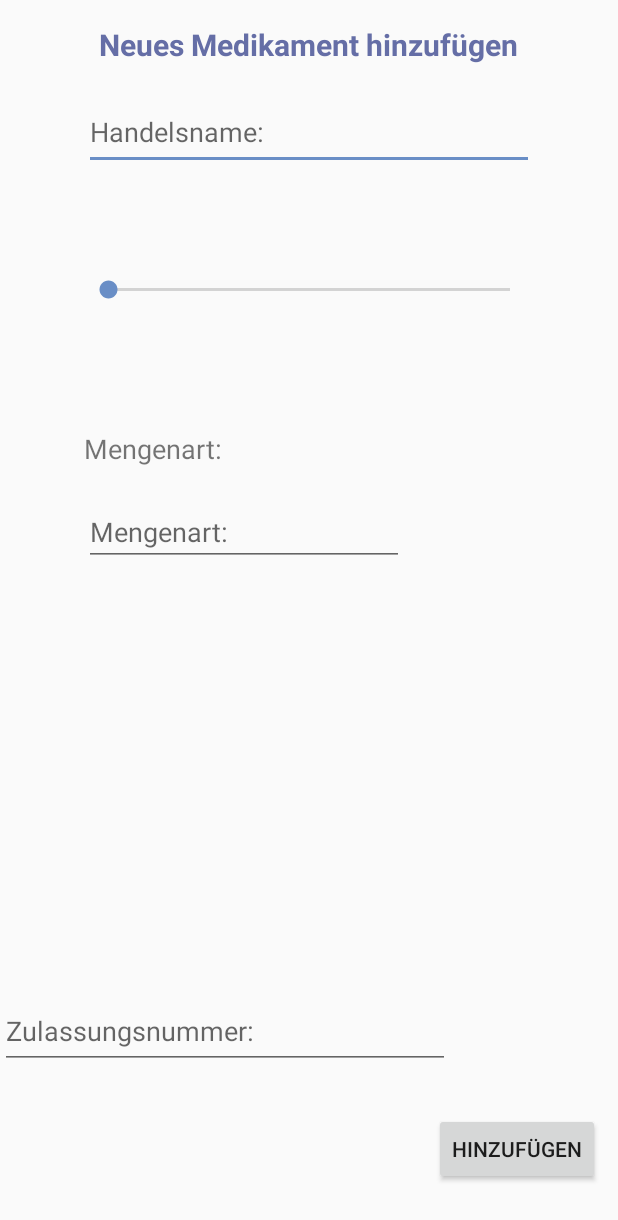
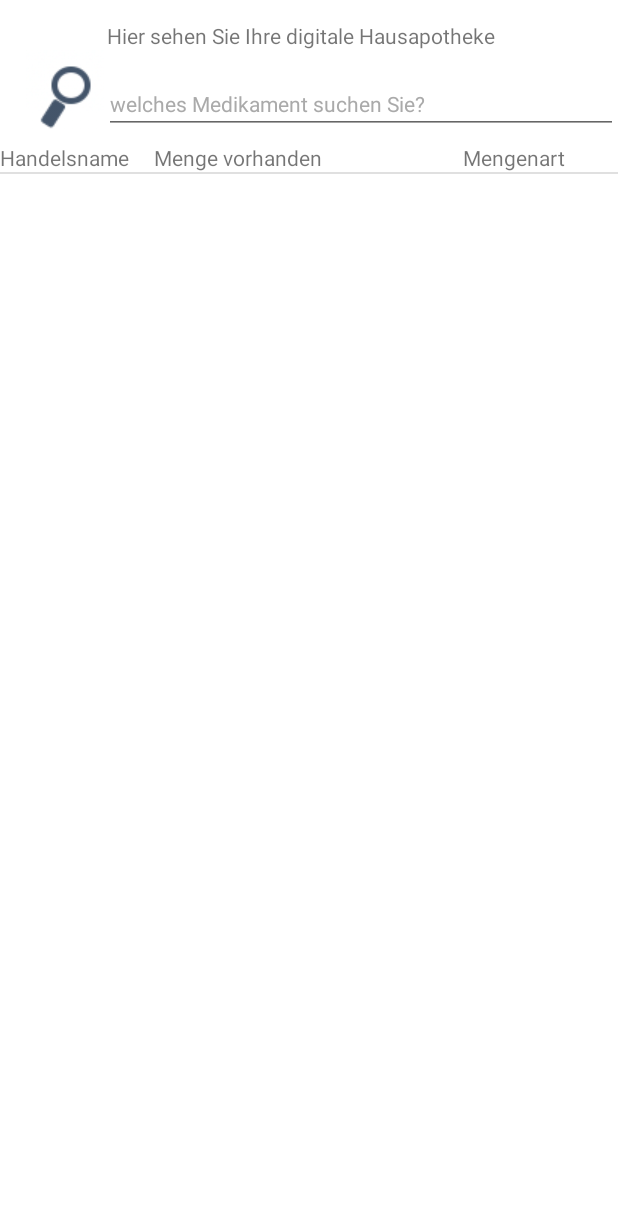
Before and after one commit to kafe09/MEDI, an Android app: the MedikamentHinzufugenActivity screen opened directly, with no data from a screen before it, after a tap on "HINZUFÜGEN", on a phone screen of 412 x 824 dp. Shown: the top 1220 px of the screen. Run offline under Robolectric (Android 15) with nearby library versions, the phone set to English and light mode, and no system bars; 2 statements that could not run were skipped.

Commit message:
Medikament hinzufügen und alle einsehen weitergearbeitet

```diff
--- a/app/src/main/AndroidManifest.xml
+++ b/app/src/main/AndroidManifest.xml
@@ -53,7 +53,7 @@
         <activity android:name=".HausapothekeMenuActivity" />
         <activity android:name=".MedikamentHinzufugenActivity" />
         <activity android:name=".MedEinnahmeActivitiy"/>
-        <activity android:name=".MedikamentenSuche"></activity>
+        <activity android:name=".MedSucheActivity"></activity>
 
         <!-- Declaring Service in Manifest -->
         <service
--- a/app/src/main/java/com/example/katharinafeiertag/mediary/AptknaeheActivity.java
+++ b/app/src/main/java/com/example/katharinafeiertag/mediary/AptknaeheActivity.java
@@ -23,7 +23,7 @@ import android.widget.AutoCompleteTextView;
 import android.widget.ImageView;
 import android.widget.TextView;
 import android.widget.Toast;
-import com.example.katharinafeiertag.mediary.module.PlaceInfo;
+//import com.example.katharinafeiertag.mediary.module.PlaceInfo;
 import com.google.android.gms.common.ConnectionResult;
 import com.google.android.gms.common.GooglePlayServicesNotAvailableException;
 import com.google.android.gms.common.GooglePlayServicesRepairableException;
@@ -77,7 +77,7 @@ public class AptknaeheActivity extends FragmentActivity implements OnMapReadyCal
     private FusedLocationProviderClient mFusedLocationProviderClient;
     private PlaceAutocompleteAdapter mPlaceAutocompleteAdapter;
     private GoogleApiClient mGoogleApiClient;
-    private PlaceInfo mPlace;
+    //private PlaceInfo mPlace;
     private Marker mMarker;
 
     public static AptknaeheActivity newInstance() {
--- a/app/src/main/java/com/example/katharinafeiertag/mediary/HausapothekeMenuActivity.java
+++ b/app/src/main/java/com/example/katharinafeiertag/mediary/HausapothekeMenuActivity.java
@@ -21,7 +21,7 @@ public class HausapothekeMenuActivity extends AppCompatActivity {
 
     //klick auf hinzufügen-Button
     public void onHinzufügenClick(View v) {
-        Intent hpIntent = new Intent(this, MedikamentenSuche.class);
+        Intent hpIntent = new Intent(this, MedSucheActivity.class);
         startActivity(hpIntent);
     }
 
--- /dev/null
+++ b/app/src/main/java/com/example/katharinafeiertag/mediary/ListViewAdapter.java
@@ -0,0 +1,82 @@
+package com.example.katharinafeiertag.mediary;
+
+import android.app.Activity;
+import android.view.LayoutInflater;
+import android.view.View;
+import android.view.ViewGroup;
+import android.widget.BaseAdapter;
+import android.widget.TextView;
+
+import java.util.ArrayList;
+import java.util.HashMap;
+
+import static com.example.katharinafeiertag.mediary.Constant.FIRST_COLUMN;
+import static com.example.katharinafeiertag.mediary.Constant.SECOND_COLUMN;
+import static com.example.katharinafeiertag.mediary.Constant.THIRD_COLUMN;
+
+
+
+public class ListViewAdapter extends BaseAdapter {
+    public ArrayList<HashMap> list;
+    Activity activity;
+
+
+    public ListViewAdapter(Activity activity, ArrayList<HashMap> list) {
+        super();
+        this.activity = activity;
+        this.list = list;
+    }
+
+    @Override
+    public int getCount() {
+        // TODO Auto-generated method stub
+        return list.size();
+    }
+
+    @Override
+    public Object getItem(int position) {
+        // TODO Auto-generated method stub
+        return list.get(position);
+    }
+
+    @Override
+    public long getItemId(int position) {
+        // TODO Auto-generated method stub
+        return 0;
+    }
+
+    private class ViewHolder {
+        TextView txtFirst;
+        TextView txtSecond;
+        TextView txtThird;
+        TextView txtFourth;
+    }
+
+    @Override
+    public View getView(int position, View convertView, ViewGroup parent) {
+        ViewHolder holder;
+        LayoutInflater inflater =  activity.getLayoutInflater();
+
+        if (convertView == null) {
+            convertView = inflater.inflate(R.layout.listview_row, null);
+            holder = new ViewHolder();
+            holder.txtFirst = (TextView) convertView.findViewById(R.id.FirstText);
+            holder.txtSecond = (TextView) convertView.findViewById(R.id.SecondText);
+            holder.txtThird = (TextView) convertView.findViewById(R.id.ThirdText);
+            convertView.setTag(holder);
+        }
+        else {
+            holder = (ViewHolder) convertView.getTag();
+        }
+
+        HashMap map = list.get(position);
+
+        // holder.txtFirst.setText(map.get(FIRST_COLUMN));
+        // holder.txtSecond.setText(map.get(SECOND_COLUMN));
+        // holder.txtThird.setText(map.get(THIRD_COLUMN));
+        // holder.txtFourth.setText(map.get(FOURTH_COLUMN));
+
+        return convertView;
+    }
+
+}
--- a/app/src/main/java/com/example/katharinafeiertag/mediary/MedikamentHinzufugenActivity.java
+++ b/app/src/main/java/com/example/katharinafeiertag/mediary/MedikamentHinzufugenActivity.java
@@ -4,6 +4,7 @@ import android.content.BroadcastReceiver;
 import android.content.Context;
 import android.content.Intent;
 import android.content.IntentFilter;
+import android.nfc.Tag;
 import android.support.v7.app.AppCompatActivity;
 import android.content.res.AssetManager;
 import android.os.Bundle;
@@ -20,7 +21,6 @@ import android.widget.TextView;
 import android.widget.Toast;
 import android.widget.Button;
 
-
 import java.io.InputStream;
 import java.util.ArrayList;
 import java.util.HashMap;
@@ -34,48 +34,112 @@ import android.widget.AdapterView.OnItemSelectedListener;
 
 //Hier gibt der Benutzer das Medikament ein, welches er zu seiner persönlichen Hausapotheke hinzufügen will
 public class MedikamentHinzufugenActivity extends AppCompatActivity {
-
-    DatabaseHelperMedikament helper = new DatabaseHelperMedikament(this);
+    public static final String TAG = DatabaseHelperContacts.class.getSimpleName();
     EditText handelsname, zulassungsnummer;
     TextView menge;
     EditText art;
 
-    //Anfang Medikamente der Hausapotheke in Liste zu speicher
+    String neuName, neuMengenart, neuLagerbestandString, neuZulassungsnummerString;
+    int neuLagerbestandInt, neuZulassungsnummerInt;
+
+    //für Seekbar
+    public SeekBar sb;
+    public TextView tv1;
+    int sbvalue;
+    int sbmax = 250;
+    int sbstart = 1;
 
     private ArrayList<HashMap> list;
 
+
     public void onCreate(Bundle savedInstanceState) {
+        Log.d(TAG,"in onCreate von Medikament hinzufügen");
         super.onCreate(savedInstanceState);
         setContentView(R.layout.activity_medikamenthinzufugen);
 
-        ListView lview = (ListView) findViewById(R.id.lv_medikamente);
-       // populateList();
-       // ListviewAdapter adapter = new ListviewAdapter(this, list);
-       // lview.setAdapter(adapter);
+        handelsname = (EditText) findViewById(R.id.tf_handelsname);
+        neuName = handelsname.toString();
+
+        menge = (TextView) findViewById(R.id.tv_wert);
+        neuLagerbestandString = menge.toString();
+        neuLagerbestandInt = Integer.parseInt(neuLagerbestandString);
+
+        art = (EditText) findViewById(R.id.tf_art);
+        neuMengenart = art.toString();
+
+        //daweil noch nicht in der Anzeige von allen Medikamenten sichtbar
+        zulassungsnummer = (EditText) findViewById(R.id.tf_zulassungsnummer);
+        neuZulassungsnummerString = zulassungsnummer.toString();
+        neuZulassungsnummerInt = Integer.parseInt(neuZulassungsnummerString.toString());
+
+        Log.d(TAG,"Infos des neu hinzugefügten Medikaments: " +neuName +" " +neuLagerbestandInt +" "+neuMengenart + " " +neuZulassungsnummerInt);
+
+        // SeekBar um die Menge der Medikamente festzulegen von 0 bis 500
+        sb = (SeekBar) findViewById(R.id.seekBar);
+        tv1 = (TextView) findViewById(R.id.tv_wert);
+
+        sb.setMax(sbmax);
+        sb.setProgress(sbstart);
+        tv1.setText(Integer.toString(sbstart));
+        sb.setOnSeekBarChangeListener(new SeekBar.OnSeekBarChangeListener() {
+            @Override
+            public void onProgressChanged(SeekBar seekBar, int progress, boolean fromUser) {
+                sbvalue = sb.getProgress();
+                tv1.setText(Integer.toString(sbvalue));
+            }
+
+            @Override
+            public void onStartTrackingTouch(SeekBar seekBar) {
+
+            }
+
+            @Override
+            public void onStopTrackingTouch(SeekBar seekBar) {
+
+            }
+        });
+
+        // SeekBar um die Menge der Medikamente festzulegen von 0 bis 500
+        sb = (SeekBar) findViewById(R.id.seekBar);
+        tv1 = (TextView) findViewById(R.id.tv_wert);
+
+        sb.setMax(sbmax);
+        sb.setProgress(sbstart);
+        tv1.setText(Integer.toString(sbstart));
+        sb.setOnSeekBarChangeListener(new SeekBar.OnSeekBarChangeListener() {
+            @Override
+            public void onProgressChanged(SeekBar seekBar, int progress, boolean fromUser) {
+                sbvalue = sb.getProgress();
+                tv1.setText(Integer.toString(sbvalue));
+            }
+
+            @Override
+            public void onStartTrackingTouch(SeekBar seekBar) {
+
+            }
+
+            @Override
+            public void onStopTrackingTouch(SeekBar seekBar) {
+
+            }
+        });
+
     }
 
-   /* private void populateList() {
-
-        list = new ArrayList<HashMap>();
-
-        HashMap temp = new HashMap();
-        temp.put(FIRST_COLUMN,"Colored Notebooks");
-        temp.put(SECOND_COLUMN, "By NavNeet");
-        temp.put(THIRD_COLUMN, "Rs. 200");
-        temp.put(FOURTH_COLUMN, "Per Unit");
-        list.add(temp);
-
-        HashMap temp1 = new HashMap();
-        temp1.put(FIRST_COLUMN,"Diaries");
-        temp1.put(SECOND_COLUMN, "By Amee Products");
-        temp1.put(THIRD_COLUMN, "Rs. 400");
-        temp1.put(FOURTH_COLUMN, "Per Unit");
-        list.add(temp1);*/
+    public void onAddClick (View v) {
+        Intent intent = new Intent (getBaseContext(),alleMedEinsichtActivity.class);
+        startActivity(intent);
 
 
 
+    }
+}
 
-    //Anfang Medikamente der Hausapotheke in Datenbank zu speicher
+
+//DatabaseHelperMedikament helper = new DatabaseHelperMedikament(this);
+
+
+//Anfang Medikamente der Hausapotheke in Datenbank zu speicher
     /*//für Seekbar
     public SeekBar sb;
     public TextView tv1;
@@ -176,6 +240,3 @@ public class MedikamentHinzufugenActivity extends AppCompatActivity {
     public void displayToast (String message) {
         Toast.makeText(getApplicationContext(), message, Toast.LENGTH_SHORT).show();
     }*/
-
-
-}
--- a/app/src/main/java/com/example/katharinafeiertag/mediary/alleMedEinsichtActivity.java
+++ b/app/src/main/java/com/example/katharinafeiertag/mediary/alleMedEinsichtActivity.java
@@ -2,19 +2,36 @@ package com.example.katharinafeiertag.mediary;
 
 import android.support.v7.app.AppCompatActivity;
 import android.os.Bundle;
+import android.widget.ListView;
+
+import java.util.ArrayList;
+import java.util.HashMap;
+
+import static com.example.katharinafeiertag.mediary.Constant.FIRST_COLUMN;
+import static com.example.katharinafeiertag.mediary.Constant.SECOND_COLUMN;
+import static com.example.katharinafeiertag.mediary.Constant.THIRD_COLUMN;
+
 //Hier sieht Benutzer all seine Medikamente in seiner Hausapotheke
 public class alleMedEinsichtActivity extends AppCompatActivity {
+    private ArrayList<HashMap> list;
 
-    @Override
-    protected void onCreate(Bundle savedInstanceState) {
+    public void onCreate(Bundle savedInstanceState) {
         super.onCreate(savedInstanceState);
         setContentView(R.layout.activity_allemedeinsicht);
 
+        ListView lview = (ListView) findViewById(R.id.lv_medikamente);
+        populateList();
+        ListViewAdapter adapter = new ListViewAdapter(this, list);
+        lview.setAdapter(adapter);
+    }
 
-        //haben wir vom Internet, geht aber auch nicht
-        Bundle hpData = getIntent().getExtras();
-        if(hpData == null) {
-            return;
-        }
+    private void populateList() {
+        list = new ArrayList<HashMap>();
+
+        HashMap temp = new HashMap();
+        temp.put(FIRST_COLUMN,"Versuch_Name");
+        temp.put(SECOND_COLUMN, "Versuch_Menge");
+        temp.put(THIRD_COLUMN, "Versuch_Mengenart");
+        list.add(temp);
     }
 }
--- a/app/src/main/res/layout/activity_allemedeinsicht.xml
+++ b/app/src/main/res/layout/activity_allemedeinsicht.xml
@@ -7,7 +7,7 @@
     android:background="@android:color/background_light"
     tools:context="com.example.katharinafeiertag.mediary.alleMedEinsichtActivity">
 
-    <EditText
+    <TextView
         android:id="@+id/tf_editText"
         android:layout_width="400dp"
         android:layout_height="wrap_content"
@@ -53,6 +53,7 @@
         android:layout_below="@+id/tf_editText"
         android:layout_marginStart="17dp"
         android:background="@android:color/background_light"
-        app:srcCompat="@drawable/lupe" android:contentDescription="@string/todo" />
+        app:srcCompat="@drawable/lupe"
+        android:contentDescription="@string/todo" />
 
 </RelativeLayout>
--- a/app/src/main/res/layout/activity_medikamenthinzufugen.xml
+++ b/app/src/main/res/layout/activity_medikamenthinzufugen.xml
@@ -42,8 +42,10 @@
         android:layout_alignParentEnd="true"
         android:layout_marginBottom="34dp"
         android:layout_marginEnd="12dp"
-        android:onClick="onAddClick"
-        android:text="Hinzufügen" />
+        android:text="Hinzufügen"
+        android:onClick="onAddClick"/>
+
+
 
 <!--    <TextView
         android:id="@+id/tv_anzeige"
@@ -106,9 +108,9 @@
         android:id="@+id/tf_zulassungsnummer"
         android:layout_width="300dp"
         android:layout_height="50dp"
-        android:layout_above="@+id/bt_add"
-        android:layout_alignStart="@+id/spinner"
-        android:layout_marginBottom="29dp"
+        android:layout_alignEnd="@+id/textView"
+        android:layout_below="@+id/tf_art"
+        android:layout_marginTop="29dp"
         android:ems="10"
         android:hint="Zulassungsnummer:"
         android:inputType="textPersonName" />
--- /dev/null
+++ b/app/src/main/res/layout/listview_row.xml
@@ -0,0 +1,32 @@
+<?xml version="1.0" encoding="utf-8"?>
+<LinearLayout
+    android:id="@+id/relativeLayout1"
+    android:layout_height="fill_parent"
+    android:layout_width="fill_parent"
+    xmlns:android="http://schemas.android.com/apk/res/android">
+
+    <TextView
+        android:id="@+id/FirstText"
+        android:layout_width="0dp"
+        android:layout_height="wrap_content"
+        android:text="Handelsname"
+        android:layout_weight="1">
+    </TextView>
+
+    <TextView
+        android:id="@+id/SecondText"
+        android:layout_width="0dp"
+        android:layout_height="wrap_content"
+        android:text="Menge vorhanden"
+        android:layout_weight="2">
+    </TextView>
+
+    <TextView
+        android:id="@+id/ThirdText"
+        android:layout_width="0dp"
+        android:layout_height="wrap_content"
+        android:text="Mengenart"
+        android:layout_weight="1">
+    </TextView>
+
+</LinearLayout>
--- a/app/src/main/res/layout/medikamentensuche.xml
+++ b/app/src/main/res/layout/medikamentensuche.xml
@@ -55,7 +55,7 @@
                 android:gravity="center_vertical|start"
                 android:text="50"
                 />
-            //String pharmaId,name,menge,art,preis,code,bezeichnung;
+            //String pharmaId,name,menge,art,preis,atccode,bezeichnung;
 
             <TextView
                 android:id="@+id/art"
```
Also changed, not shown: app/src/main/java/com/example/katharinafeiertag/mediary/Constant.java (added, +12 -0 lines), app/src/main/java/com/example/katharinafeiertag/mediary/Drugs.java (+6 -6 lines), app/src/main/java/com/example/katharinafeiertag/mediary/DrugsDatabase.java (+6 -8 lines), app/src/main/java/com/example/katharinafeiertag/mediary/MedSucheActivity.java (renamed from app/src/main/java/com/example/katharinafeiertag/mediary/MedikamentenSuche.java, +7 -5 lines), app/src/main/java/com/example/katharinafeiertag/mediary/module/PlaceInfo.java (deleted, +0 -111 lines), app/src/main/res/layout/activity_medsuchen.xml (renamed from app/src/main/res/layout/activity_medikamentenadd.xml, +4 -5 lines).
